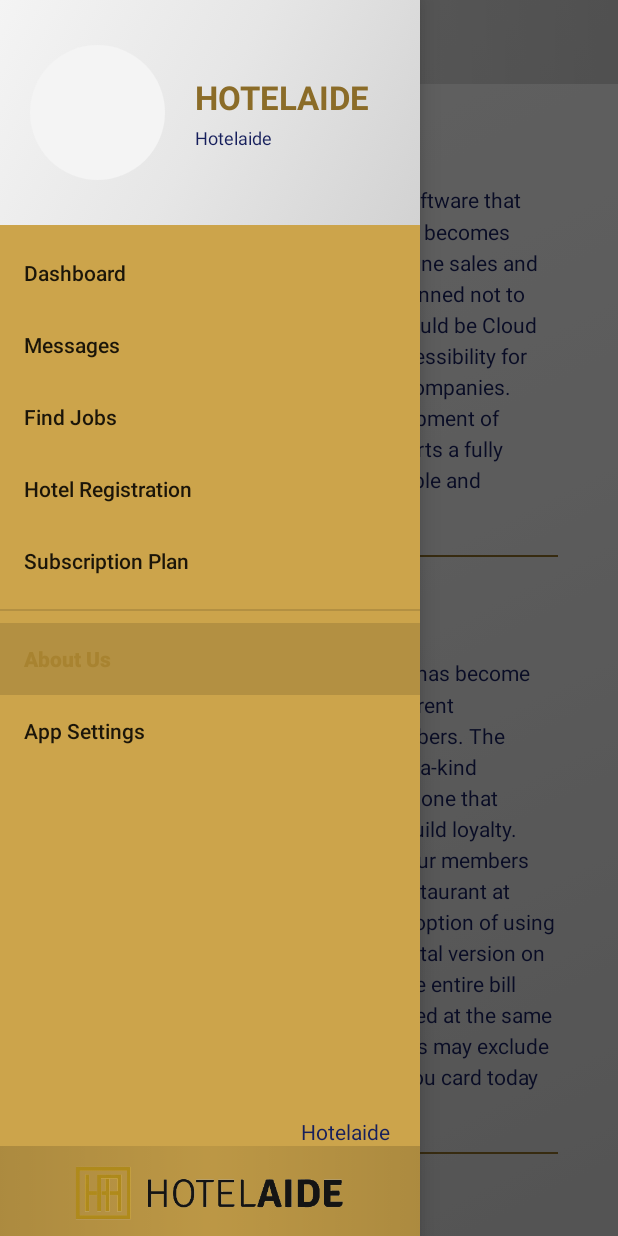
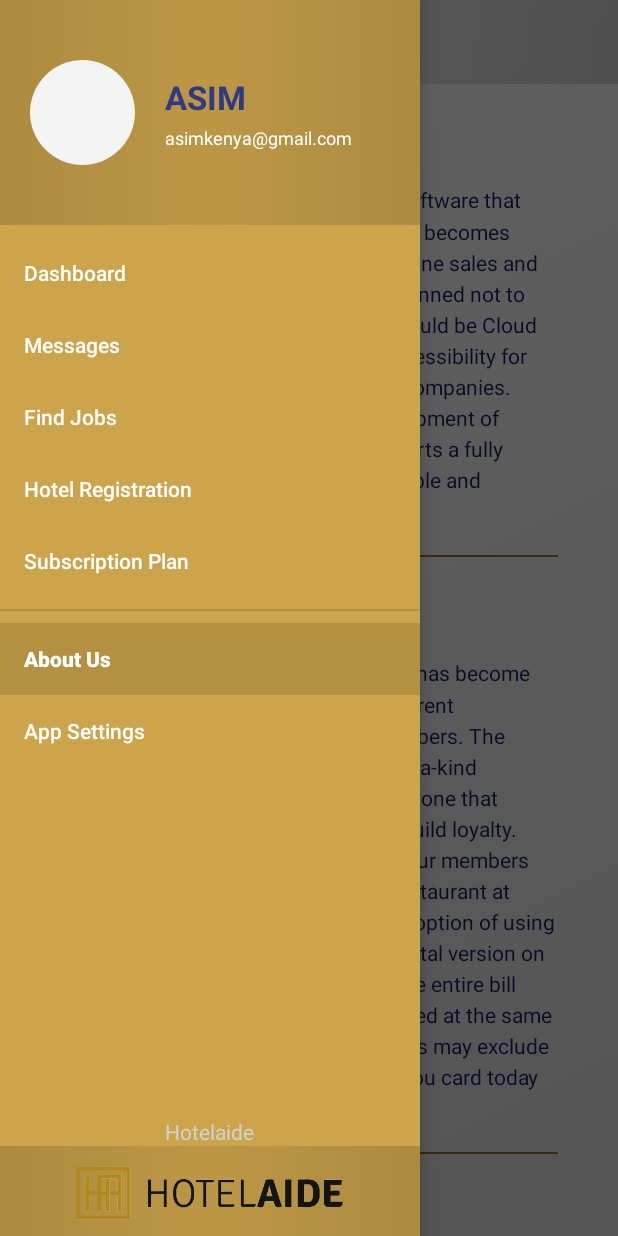
Before and after one commit to mughalasim/hotelaide, an Android app: the AboutUsActivity screen opened directly, with no data from a screen before it, with the side drawer open, on a phone screen of 412 x 824 dp. Run offline under Robolectric (Android 15) with nearby library versions, the phone set to English and light mode, and no system bars; our stand-ins replace Firebase (no records; nobody signed in at launch, a user with empty details on screens opened directly); libraries missing offline, so code that uses them is left out: com.daimajia.androidanimations, com.makeramen.roundedimageview, me.leolin.shortcutbadger; plain views replace RoundedImageView; pictures from the network do not load; 12 statements that could not run were skipped.

Commit message:
Re-created Drawer and Home Screen. Renamed layout variables to correct naming convention

```diff
--- a/app/src/main/java/com/hotelaide/main_pages/activities/ParentActivity.java
+++ b/app/src/main/java/com/hotelaide/main_pages/activities/ParentActivity.java
@@ -120,9 +120,13 @@
             e.printStackTrace();
         }
 
-        nav_user_name.setText(Database.userModel.first_name.concat(" ").concat(Database.userModel.last_name));
-        Glide.with(this).load(Database.userModel.profile_pic).into(nav_img_user_pic);
-        nav_user_email.setText(Database.userModel.email);
+        nav_user_name.setText("ASIM MUGHAL");
+        nav_user_email.setText("asimkenya@gmail.com");
+        Glide.with(this).load("https://media.creativemornings.com/uploads/user/avatar/49419/Bechtel_Profile_Square.jpg").into(nav_img_user_pic);
+
+//        nav_user_name.setText(Database.userModel.first_name.concat(" ").concat(Database.userModel.last_name));
+//        Glide.with(this).load(Database.userModel.profile_pic).into(nav_img_user_pic);
+//        nav_user_email.setText(Database.userModel.email);
         nav_img_user_pic.setOnClickListener(new View.OnClickListener() {
             @Override
             public void onClick(View v) {
--- a/app/src/main/res/layout/header_navigation.xml
+++ b/app/src/main/res/layout/header_navigation.xml
@@ -10,7 +10,7 @@
         android:layout_height="match_parent"
         android:contentDescription="@string/app_name"
         android:scaleType="centerCrop"
-        android:src="@drawable/bckgrd_login"/>
+        android:src="@drawable/bckgrd_transparent"/>
 
     <LinearLayout
         android:layout_width="match_parent"
@@ -26,6 +26,7 @@
             android:gravity="start"
             android:text="@string/app_name"
             android:layout_margin="0dp"
+            android:textColor="@color/colorAccentLight"
             android:maxLines="1"
             android:maxLength="17" />
 
@@ -33,6 +34,7 @@
             android:id="@+id/nav_user_email"
             style="@style/Text_Small"
             android:text="@string/app_name"
+            android:textColor="@color/white"
             android:maxLines="1"
             android:maxLength="35"
             android:layout_marginTop="@dimen/text_size_header_margin"
@@ -46,9 +48,10 @@
         android:layout_height="@dimen/nav_profile_image_size"
         android:layout_marginBottom="@dimen/general_padding"
         android:layout_marginStart="@dimen/general_padding"
+        android:layout_marginTop="@dimen/general_padding"
         android:layout_centerVertical="true"
         app:riv_border_width="@dimen/line_thickness"
-        app:riv_corner_radius="@dimen/radius_image"
+        app:riv_corner_radius="@dimen/nav_profile_image_size"
         android:src="@color/light_grey"
         app:riv_border_color="@color/colorAccentDark"/>
 
--- a/app/src/main/res/layout/navigation_view.xml
+++ b/app/src/main/res/layout/navigation_view.xml
@@ -4,10 +4,12 @@
     android:layout_width="wrap_content"
     android:layout_height="match_parent"
     android:layout_gravity="start"
-    android:fitsSystemWindows="true"
+    android:fitsSystemWindows="false"
     android:background="@color/colorPrimaryLight"
     app:headerLayout="@layout/header_navigation"
     app:menu="@menu/drawer"
+    app:itemIconTint="@color/white"
+    app:itemTextColor="@color/white"
     xmlns:android="http://schemas.android.com/apk/res/android"
     xmlns:app="http://schemas.android.com/apk/res-auto">
 
@@ -30,8 +32,8 @@
             style="@style/Text_Normal"
             android:layout_above="@+id/drawer_logo"
             android:textSize="@dimen/text_size_normal"
-            android:layout_alignParentEnd="true"
-            android:layout_marginEnd="@dimen/general_padding"
+            android:layout_centerHorizontal="true"
+            android:textColor="@color/dark_grey"
             android:text="@string/app_name" />
 
     </RelativeLayout>
--- a/app/src/main/res/values/dimens.xml
+++ b/app/src/main/res/values/dimens.xml
@@ -15,7 +15,7 @@
 
     <!--IMAGE DIMENS ============================================================================-->
     <dimen name="restaurant_adapter_image_size">60dp</dimen>
-    <dimen name="nav_profile_image_size">90dp</dimen>
+    <dimen name="nav_profile_image_size">70sp</dimen>
     <dimen name="my_account_profile_pic">150dp</dimen>
     <dimen name="main_logo_image_size">60sp</dimen>
 
```
